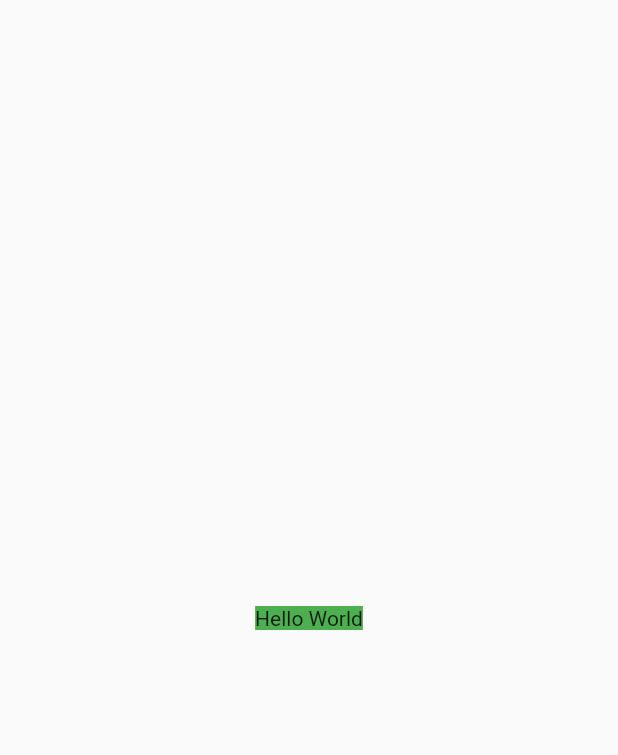
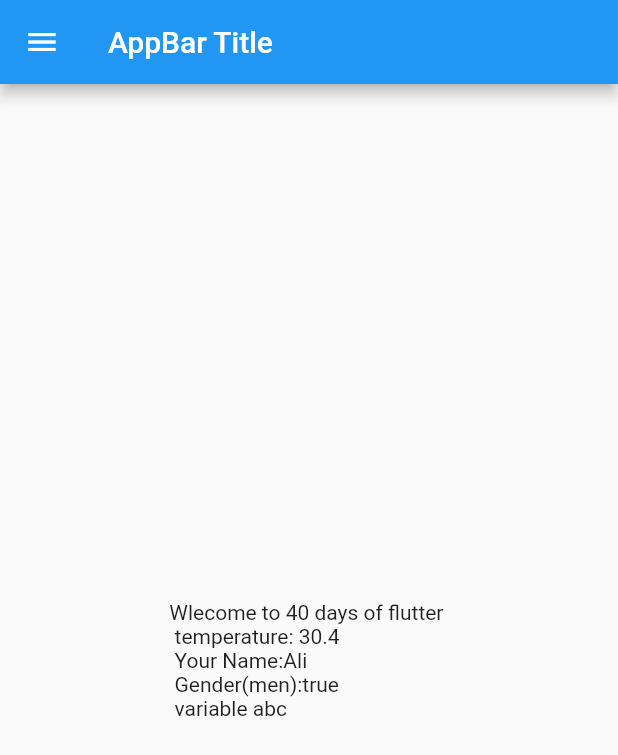
Before and after one commit to yaseenwakeel/flutter_day1, a Flutter app: the screen it shows after launch, on a phone screen of 412 x 824 dp. Shown: the top 755 px of the screen. Run offline on Flutter 3.47's test engine with Material 2 defaults, Android fonts, the phone set to English and light mode, and no system bars.

Commit message:
day2 datatype and scaffold

```diff
--- a/lib/main.dart
+++ b/lib/main.dart
@@ -1,5 +1,7 @@
 import 'package:flutter/material.dart';
 
+import 'screens/Home.dart';
+//Day2 goal: Dart Data Types and Scaffold
 void main() {
   runApp(MyApp());
 }
@@ -9,14 +11,7 @@ class MyApp extends StatelessWidget {
   @override
   Widget build(BuildContext context) {
     return MaterialApp(
-        title: 'My First app in 30Day Course',
-        home: Material(
-          child: Center(
-              child: Container(
-                color: Colors.green,
-                child: Text('Hello World',
-                style: TextStyle(decoration: TextDecoration.none)),
-          )),
-        ));
+        home: Home()
+    );
   }
 }
--- /dev/null
+++ b/lib/screens/Home.dart
@@ -0,0 +1,28 @@
+import 'package:flutter/material.dart';
+
+void main(){
+  runApp(Home());
+}
+
+class Home extends StatelessWidget{
+
+  int days=40;
+  double temperature=30.4;
+  String name="Ali";
+  bool isMen=true;
+  // static const pi=3.14; //only static field can be declared as constant
+  var x="abc";
+
+  Widget build(BuildContext context){
+    return Scaffold(
+      appBar: AppBar(title: Text('AppBar Title')),
+      body: Center(
+        child: Container(
+          child: Text('Wlecome to $days days of flutter \n temperature: $temperature \n Your Name:$name \n Gender(men):'
+              '$isMen \n variable $x')
+        )
+      ),
+      drawer: Drawer()
+    );
+  }
+}
```
